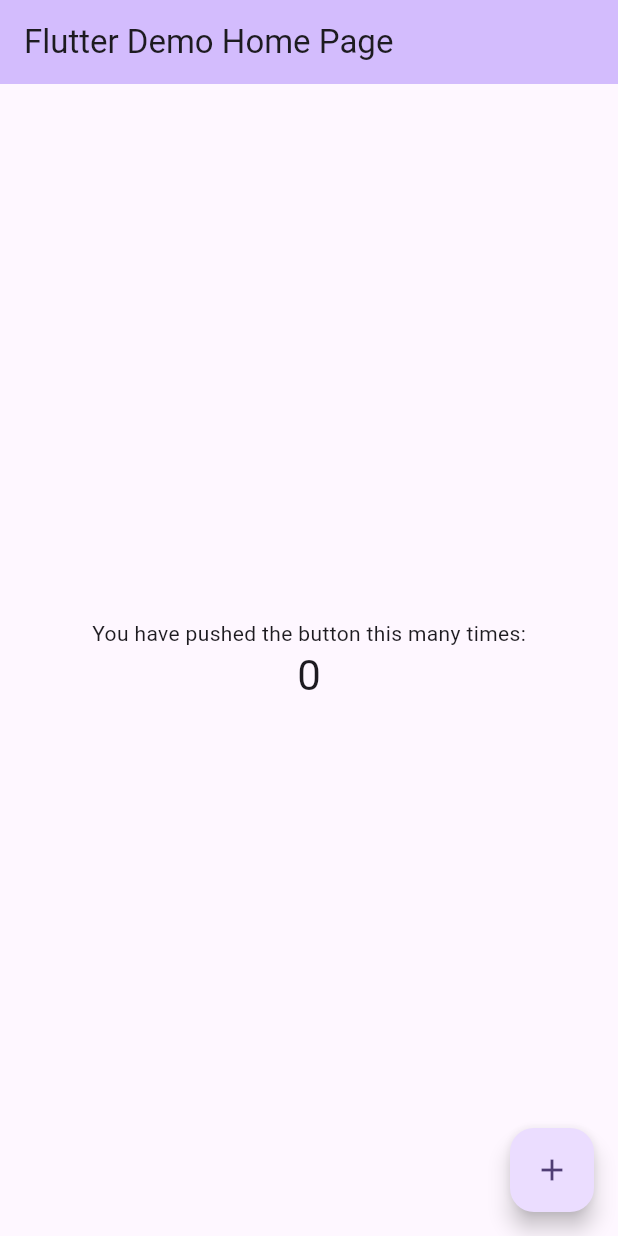
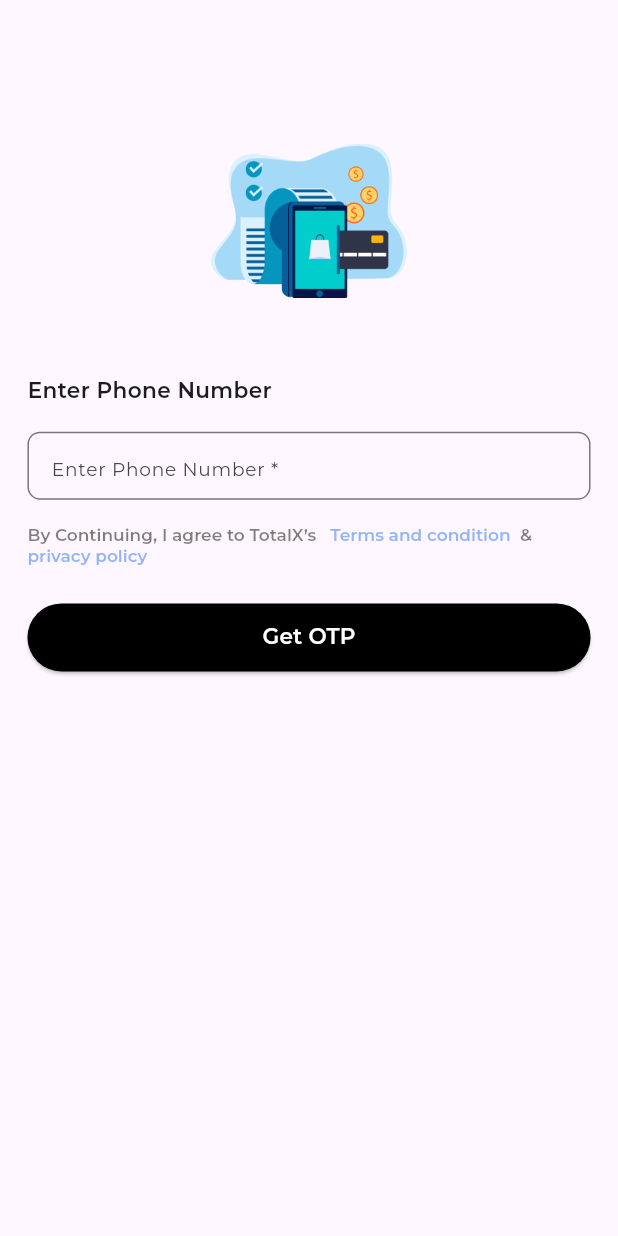
Before and after one commit to dinc1340/totalx, a Flutter app: the screen it shows after launch, on a phone screen of 412 x 824 dp. Run offline on Flutter 3.47's test engine with Material 3 defaults, Android fonts, the phone set to English and light mode, and no system bars; our stand-ins replace flutter_screenutil, gap; project files that could hold a hidden picture were left out.

Commit message:
login page done

```diff
--- a/lib/main.dart
+++ b/lib/main.dart
@@ -1,125 +1,46 @@
 import 'package:flutter/material.dart';
+import 'package:flutter_screenutil/flutter_screenutil.dart';
+import 'package:provider/provider.dart';
+import 'package:totalx/provider/otpprovider.dart';
+import 'package:totalx/screens/login.dart';
 
 void main() {
   runApp(const MyApp());
 }
 
-class MyApp extends StatelessWidget {
+class MyApp extends StatefulWidget {
   const MyApp({super.key});
 
+  @override
+  State<MyApp> createState() => _MyAppState();
+}
+
+class _MyAppState extends State<MyApp> {
   // This widget is the root of your application.
    @override
   Widget build(BuildContext context) {
-    return MaterialApp(
+    return ScreenUtilInit(
+        designSize: const Size(360, 800),
+        minTextAdapt: true,
+        splitScreenMode: true,
+        builder: (_, child) {
+          return MultiProvider(
+            providers: [
+              ChangeNotifierProvider(
+                create: (context) => OtpProvider(),
+              ),
+
+            ],
+            child: MaterialApp(
+              debugShowCheckedModeBanner: false,
               title: 'Flutter Demo',
               theme: ThemeData(
-        // This is the theme of your application.
-        //
-        // TRY THIS: Try running your application with "flutter run". You'll see
-        // the application has a purple toolbar. Then, without quitting the app,
-        // try changing the seedColor in the colorScheme below to Colors.green
-        // and then invoke "hot reload" (save your changes or press the "hot
-        // reload" button in a Flutter-supported IDE, or press "r" if you used
-        // the command line to start the app).
-        //
-        // Notice that the counter didn't reset back to zero; the application
-        // state is not lost during the reload. To reset the state, use hot
-        // restart instead.
-        //
-        // This works for code too, not just values: Most code changes can be
-        // tested with just a hot reload.
                 colorScheme: ColorScheme.fromSeed(seedColor: Colors.deepPurple),
                 useMaterial3: true,
               ),
-      home: const MyHomePage(title: 'Flutter Demo Home Page'),
+              home: LoginPage(),
+            ),
           );
+        });
   }
 }
-
-class MyHomePage extends StatefulWidget {
-  const MyHomePage({super.key, required this.title});
-
-  // This widget is the home page of your application. It is stateful, meaning
-  // that it has a State object (defined below) that contains fields that affect
-  // how it looks.
-
-  // This class is the configuration for the state. It holds the values (in this
-  // case the title) provided by the parent (in this case the App widget) and
-  // used by the build method of the State. Fields in a Widget subclass are
-  // always marked "final".
-
-  final String title;
-
-  @override
-  State<MyHomePage> createState() => _MyHomePageState();
-}
-
-class _MyHomePageState extends State<MyHomePage> {
-  int _counter = 0;
-
-  void _incrementCounter() {
-    setState(() {
-      // This call to setState tells the Flutter framework that something has
-      // changed in this State, which causes it to rerun the build method below
-      // so that the display can reflect the updated values. If we changed
-      // _counter without calling setState(), then the build method would not be
-      // called again, and so nothing would appear to happen.
-      _counter++;
-    });
-  }
-
-  @override
-  Widget build(BuildContext context) {
-    // This method is rerun every time setState is called, for instance as done
-    // by the _incrementCounter method above.
-    //
-    // The Flutter framework has been optimized to make rerunning build methods
-    // fast, so that you can just rebuild anything that needs updating rather
-    // than having to individually change instances of widgets.
-    return Scaffold(
-      appBar: AppBar(
-        // TRY THIS: Try changing the color here to a specific color (to
-        // Colors.amber, perhaps?) and trigger a hot reload to see the AppBar
-        // change color while the other colors stay the same.
-        backgroundColor: Theme.of(context).colorScheme.inversePrimary,
-        // Here we take the value from the MyHomePage object that was created by
-        // the App.build method, and use it to set our appbar title.
-        title: Text(widget.title),
-      ),
-      body: Center(
-        // Center is a layout widget. It takes a single child and positions it
-        // in the middle of the parent.
-        child: Column(
-          // Column is also a layout widget. It takes a list of children and
-          // arranges them vertically. By default, it sizes itself to fit its
-          // children horizontally, and tries to be as tall as its parent.
-          //
-          // Column has various properties to control how it sizes itself and
-          // how it positions its children. Here we use mainAxisAlignment to
-          // center the children vertically; the main axis here is the vertical
-          // axis because Columns are vertical (the cross axis would be
-          // horizontal).
-          //
-          // TRY THIS: Invoke "debug painting" (choose the "Toggle Debug Paint"
-          // action in the IDE, or press "p" in the console), to see the
-          // wireframe for each widget.
-          mainAxisAlignment: MainAxisAlignment.center,
-          children: <Widget>[
-            const Text(
-              'You have pushed the button this many times:',
-            ),
-            Text(
-              '$_counter',
-              style: Theme.of(context).textTheme.headlineMedium,
-            ),
-          ],
-        ),
-      ),
-      floatingActionButton: FloatingActionButton(
-        onPressed: _incrementCounter,
-        tooltip: 'Increment',
-        child: const Icon(Icons.add),
-      ), // This trailing comma makes auto-formatting nicer for build methods.
-    );
-  }
-}
--- /dev/null
+++ b/lib/provider/otpprovider.dart
@@ -0,0 +1,4 @@
+import 'package:flutter/material.dart';
+
+class OtpProvider extends ChangeNotifier {
+}
--- /dev/null
+++ b/lib/screens/login.dart
@@ -0,0 +1,143 @@
+import 'package:flutter/gestures.dart';
+import 'package:flutter/material.dart';
+import 'package:flutter_screenutil/flutter_screenutil.dart';
+import 'package:gap/gap.dart';
+import 'package:provider/provider.dart';
+import 'package:totalx/screens/otp.dart';
+
+class LoginPage extends StatefulWidget {
+  const LoginPage({super.key});
+
+  @override
+  State<LoginPage> createState() => _LoginPageState();
+}
+
+class _LoginPageState extends State<LoginPage> {
+  TextEditingController phonecontroller = TextEditingController();
+
+  @override
+  Widget build(BuildContext context) {
+    return Scaffold(
+      body: Padding(
+        padding: EdgeInsets.only(left: 16.w, right: 16.w, top: 93.h),
+        child: Consumer(builder: (context, a, child) {
+          return Column(
+            crossAxisAlignment: CrossAxisAlignment.start,
+            children: [
+              Center(
+                child: Image.asset(
+                  "asset/images/login.png",
+                  height: MediaQuery.of(context).size.width * .25,
+                  width: MediaQuery.of(context).size.width * .35,
+                ),
+              ),
+              Gap(50.h),
+              Text(
+                "Enter Phone Number",
+                style: TextStyle(
+                    fontFamily: "Montserrat",
+                    fontSize: 14.sp,
+                    fontWeight: FontWeight.w600),
+              ),
+              Gap(16.h),
+              SizedBox(
+                height: 44.h,
+                child: TextField(
+                  keyboardType: TextInputType.phone,
+                  controller: phonecontroller,
+                  decoration: InputDecoration(
+                      hintText: "Enter Phone Number * ",
+                      hintStyle: TextStyle(
+                          fontFamily: "Montserrat",
+                          fontSize: 12.sp,
+                          fontWeight: FontWeight.w400),
+                      border: OutlineInputBorder(
+                          borderRadius: BorderRadius.circular(8.r),
+                          borderSide: BorderSide(width: 1.sp))),
+                ),
+              ),
+              Gap(16.h),
+              RichText(
+                text: TextSpan(
+                  text: "By Continuing, I agree to TotalX’s  ",
+                  style: TextStyle(
+                    fontSize: 11.sp,
+                    fontWeight: FontWeight.w600,
+                    fontFamily: "Montserrat",
+                    color: Colors.black.withOpacity(.5),
+                  ),
+                  children: [
+                    TextSpan(
+                      recognizer: TapGestureRecognizer()..onTap = () {},
+                      text: " Terms and condition",
+                      style: TextStyle(
+                          fontSize: 11.sp,
+                          fontWeight: FontWeight.w600,
+                          fontFamily: "Montserrat",
+                          color: Color(0xff2873F0).withOpacity(.5)),
+                    ),
+                    TextSpan(
+                      text: "  & ",
+                      style: TextStyle(
+                          fontSize: 11.sp,
+                          fontWeight: FontWeight.w600,
+                          fontFamily: "Montserrat"),
+                    ),
+                    TextSpan(
+                      recognizer: TapGestureRecognizer()..onTap = () {},
+                      text: " privacy policy",
+                      style: TextStyle(
+                          fontSize: 11.sp,
+                          fontWeight: FontWeight.w600,
+                          fontFamily: "Montserrat",
+                          color: Color(0xff2873F0).withOpacity(.5)),
+                    )
+                  ],
+                ),
+              ),
+              Gap(24.h),
+              bottom_button(
+                title: "Get OTP",
+                click: () {
+
+                  Navigator.push(
+                      context,
+                      MaterialPageRoute(
+                        builder: (context) => OtpPage(
+
+                        ),
+                      ));
+                },
+              )
+            ],
+          );
+        }),
+      ),
+    );
+  }
+}
+
+class bottom_button extends StatelessWidget {
+  const bottom_button({super.key, required this.title, this.click});
+  final String title;
+  final void Function()? click;
+
+  @override
+  Widget build(BuildContext context) {
+    return SizedBox(
+      height: 44.h,
+      width: MediaQuery.of(context).size.width,
+      child: ElevatedButton(
+          style: ElevatedButton.styleFrom(backgroundColor: Colors.black),
+          onPressed: click,
+          child: Text(
+            title,
+            style: TextStyle(
+                fontFamily: "Montserrat",
+                fontSize: 14.sp,
+                fontWeight: FontWeight.w600,
+                color: Colors.white),
+          )),
+    );
+  }
+}
--- /dev/null
+++ b/lib/screens/otp.dart
@@ -0,0 +1,15 @@
+import 'package:flutter/material.dart';
+
+class OtpPage extends StatefulWidget {
+  const OtpPage({super.key});
+
+  @override
+  State<OtpPage> createState() => _OtpPageState();
+}
+
+class _OtpPageState extends State<OtpPage> {
+  @override
+  Widget build(BuildContext context) {
+    return const Placeholder();
+  }
+}
```
Also changed, not shown: pubspec.yaml (+9 -6 lines), asset/fonts/Montserrat-Regular.ttf (added), asset/images/anika.png (added), asset/images/camara.png (added), asset/images/cristofer.png (added), asset/images/list.png (added), asset/images/login.png (added), asset/images/martin.png (added), asset/images/marylin.png (added), asset/images/otp.png (added), asset/images/phillip.png (added), asset/images/wilson bergson.png (added), asset/images/wilson botosh.png (added), pubspec.lock. Lines whose indentation alone changed are shown as unchanged.
